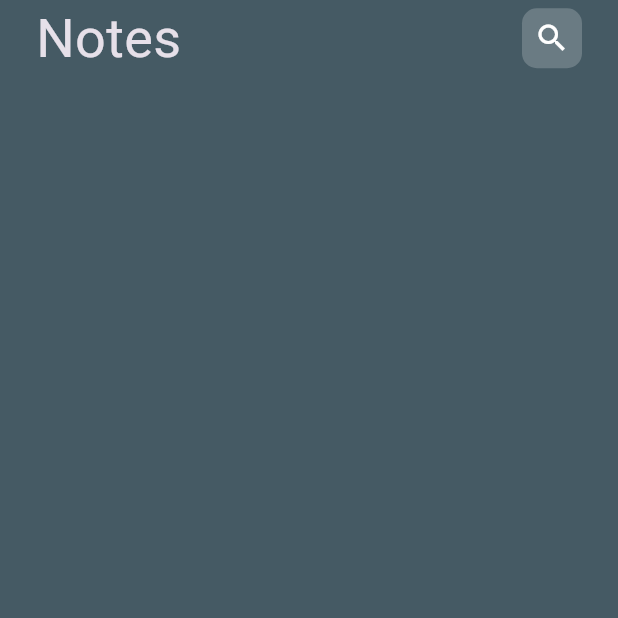
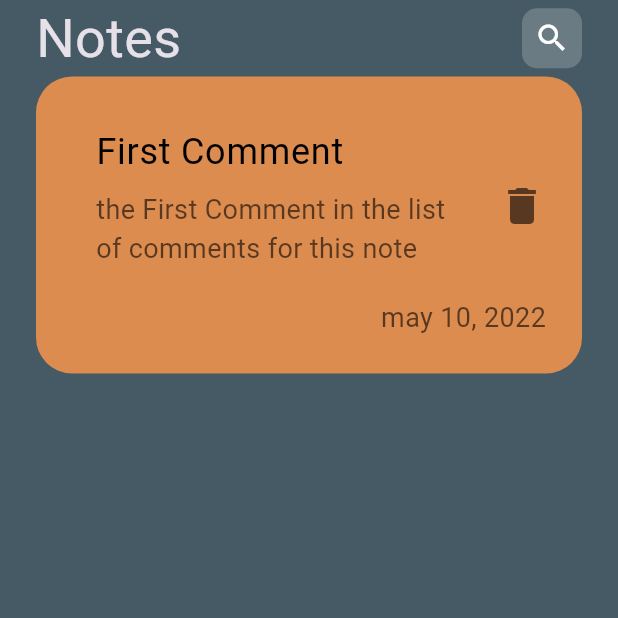
Before and after one commit to wael-saif23/note_app_tr2, a Flutter app: the screen it shows after launch, on a phone screen of 412 x 824 dp, the top half of it. Run offline on Flutter 3.47's test engine with Material 3 defaults, Android fonts, the phone set to English and light mode, and no system bars.

Commit message:
Add custom note item widget to notes view body
Add the custom note item widget to the notes view body to display individual
note items with comments and timestamps.

```diff
--- /dev/null
+++ b/lib/widgets/custom_note_item.dart
@@ -0,0 +1,62 @@
+import 'package:flutter/material.dart';
+
+class NoteItem extends StatelessWidget {
+  const NoteItem({super.key});
+
+  @override
+  Widget build(BuildContext context) {
+    return Container(
+      decoration: BoxDecoration(
+        color: const Color.fromARGB(255, 220, 140, 79),
+        borderRadius: BorderRadius.circular(24),
+      ),
+      child: Padding(
+        padding: const EdgeInsets.only(
+          top: 24,
+          bottom: 24,
+          left: 24,
+        ),
+        child: Column(
+          crossAxisAlignment: CrossAxisAlignment.end,
+          children: [
+            ListTile(
+              onTap: () {},
+              title: const Text(
+                "First Comment",
+                style: TextStyle(
+                  fontSize: 24,
+                  color: Colors.black,
+                ),
+              ),
+              trailing: Icon(
+                Icons.delete,
+                color: Colors.black.withOpacity(0.6),
+                size: 32,
+              ),
+              subtitle: Padding(
+                padding: const EdgeInsets.only(top: 8, bottom: 12),
+                child: Text(
+                  'the First Comment in the list of comments for this note ',
+                  style: TextStyle(
+                    fontSize: 18,
+                    color: Colors.black.withOpacity(0.6),
+                  ),
+                ),
+              ),
+            ),
+            Padding(
+              padding: const EdgeInsets.only(right: 24),
+              child: Text(
+                'may 10, 2022',
+                style: TextStyle(
+                  fontSize: 18,
+                  color: Colors.black.withOpacity(0.6),
+                ),
+              ),
+            ),
+          ],
+        ),
+      ),
+    );
+  }
+}
--- a/lib/widgets/notes_view_body.dart
+++ b/lib/widgets/notes_view_body.dart
@@ -1,5 +1,6 @@
 import 'package:flutter/material.dart';
 import 'package:note_app_tr2/widgets/custom_app_bar.dart';
+import 'package:note_app_tr2/widgets/custom_note_item.dart';
 
 class NotesViewBady extends StatelessWidget {
   const NotesViewBady({super.key});
@@ -11,6 +12,7 @@ class NotesViewBady extends StatelessWidget {
       child: Column(
         children: [
           SafeArea(child: CustomAppBAr()),
+          NoteItem(),
         ],
       ),
     );
```
